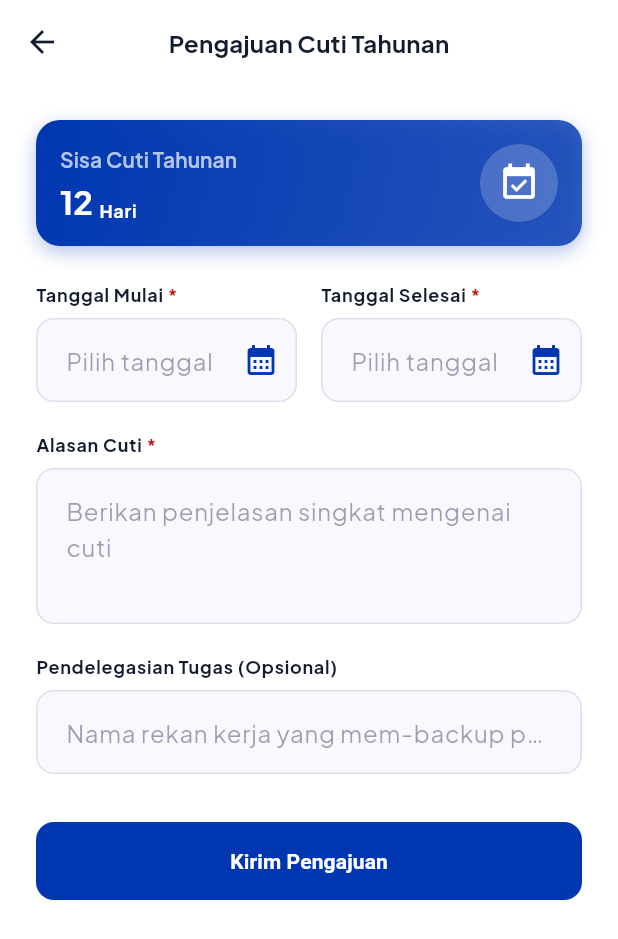
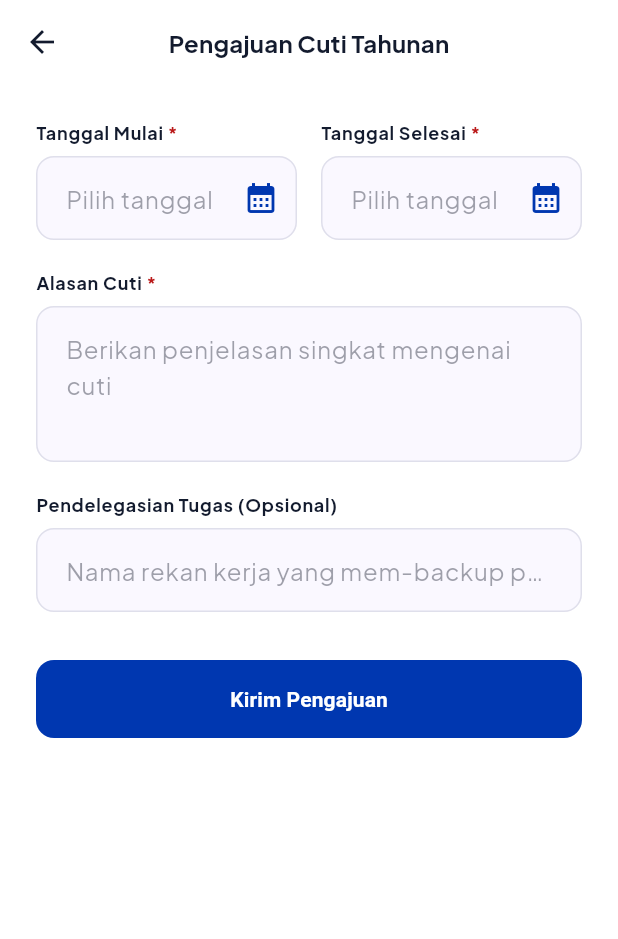
Before and after one commit to Cihaimasuiro/arqom-central-portal-mobile, a Flutter app: the CutiTahunanScreen screen opened directly, on a phone screen of 412 x 824 dp. Shown: the top 939 px of the screen. Run offline on Flutter 3.47's test engine with Material 3 defaults, Android fonts, the phone set to English and light mode, and no system bars; our stand-ins replace file_picker, flutter_map, flutter_spinkit, geolocator, google_fonts, image_picker and 3 more; accounts and stored records are empty.

Commit message:
refactor: remove sisa cuti tahunan quota card from cuti screen

```diff
--- a/lib/features/requests/presentation/cuti_tahunan_screen.dart
+++ b/lib/features/requests/presentation/cuti_tahunan_screen.dart
@@ -23,8 +23,6 @@ class _CutiTahunanScreenState extends State<CutiTahunanScreen> {
   DateTime? _startDate;
   DateTime? _endDate;
   bool _isLoading = false;
-
-  final int _sisaCuti = 12;
 
   @override
   void initState() {
@@ -122,8 +120,6 @@ class _CutiTahunanScreenState extends State<CutiTahunanScreen> {
           child: Column(
             crossAxisAlignment: CrossAxisAlignment.stretch,
             children: [
-              _buildQuotaCard(context),
-              const SizedBox(height: 24),
               Row(
                 children: [
                   Expanded(
@@ -187,70 +183,6 @@ class _CutiTahunanScreenState extends State<CutiTahunanScreen> {
             ],
           ),
         ),
-      ),
-    );
-  }
-
-  Widget _buildQuotaCard(BuildContext context) {
-    return Container(
-      padding: const EdgeInsets.all(16),
-      decoration: BoxDecoration(
-        gradient: LinearGradient(
-          colors: [AppColors.primary, AppColors.primary.withValues(alpha: 0.8)],
-          begin: Alignment.topLeft,
-          end: Alignment.bottomRight,
-        ),
-        borderRadius: BorderRadius.circular(16),
-        boxShadow: [
-          BoxShadow(
-            color: AppColors.primary.withValues(alpha: 0.3),
-            blurRadius: 10,
-            offset: const Offset(0, 4),
-          ),
-        ],
-      ),
-      child: Row(
-        mainAxisAlignment: MainAxisAlignment.spaceBetween,
-        children: [
-          Column(
-            crossAxisAlignment: CrossAxisAlignment.start,
-            children: [
-              Text(
-                'Sisa Cuti Tahunan',
-                style: Theme.of(context).textTheme.titleSmall?.copyWith(color: Colors.white70),
-              ),
-              const SizedBox(height: 4),
-              Row(
-                crossAxisAlignment: CrossAxisAlignment.end,
-                children: [
-                  Text(
-                    '$_sisaCuti',
-                    style: Theme.of(context).textTheme.headlineMedium?.copyWith(
-                          color: Colors.white,
-                          fontWeight: FontWeight.bold,
-                        ),
-                  ),
-                  const SizedBox(width: 4),
-                  Text(
-                    'Hari',
-                    style: Theme.of(context).textTheme.labelMedium?.copyWith(
-                          color: Colors.white,
-                          fontWeight: FontWeight.bold,
-                        ),
-                  ),
-                ],
-              ),
-            ],
-          ),
-          Container(
-            padding: const EdgeInsets.all(12),
-            decoration: BoxDecoration(
-              color: Colors.white.withValues(alpha: 0.2),
-              shape: BoxShape.circle,
-            ),
-            child: const Icon(Icons.event_available, color: Colors.white, size: 28),
-          ),
-        ],
       ),
     );
   }
```
